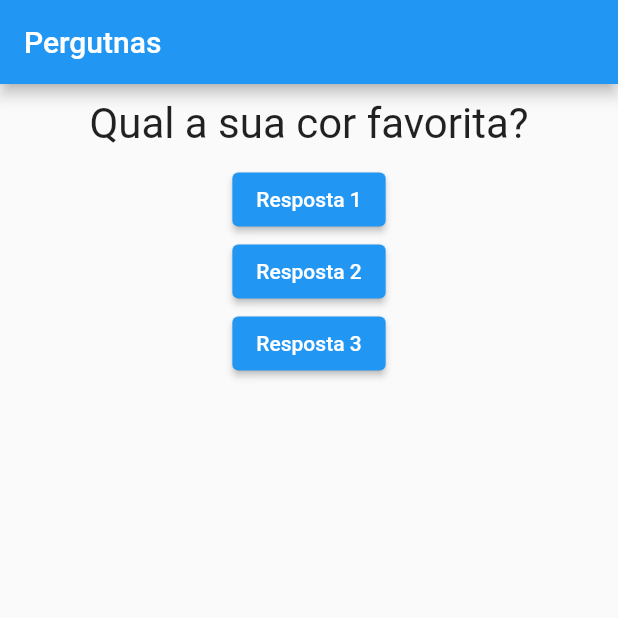
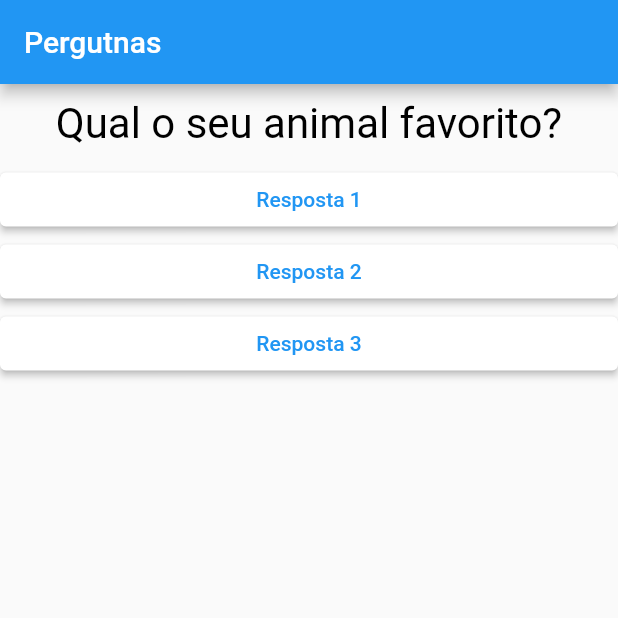
Before and after one commit to joaogoetze/projeto_flutter_respostas, a Flutter app: the screen it shows after launch, after a tap on "Resposta 1", on a phone screen of 412 x 824 dp, the top half of it. Run offline on Flutter 3.47's test engine with Material 2 defaults, Android fonts, the phone set to English and light mode, and no system bars.

Commit message:
Lista de perguntas
Nesse ponto, foi criada uma uma lista do formato MAP, com as respostas aliadas às perguntas.

```diff
--- a/lib/main.dart
+++ b/lib/main.dart
@@ -1,5 +1,6 @@
 import 'package:flutter/material.dart';
 import './questao.dart';
+import './resposta.dart';
 
 // Primeira coisa que é executada no app
 void main()
@@ -16,19 +17,41 @@ class _PerguntasAppState extends State<MyApp>
     // aciona essa função que muda a pergunta selecionada
     void _responder()
     {
-      _perguntaSelecionada++;
+      setState(() {
+        _perguntaSelecionada++;
+      });
+      print("Foi clicado em uma resposta");
+
       print(_perguntaSelecionada);
     }
 
     @override
     Widget build(BuildContext context) {
 
-      // Lista de perguntas
-      final List<String> perguntas =
+      // Lista de perguntas do tipo Map
+      // A String representa as perguntas, que são apenas texto
+      // o Object representa uma lista
+      final List<Map> perguntas =
       [
-        'Qual a sua cor favorita?',
-        'Qual o seu animal favorito?',
+        {
+          // chave e valor
+          'texto': 'Qual a sua cor favorita?',
+          //respostas
+          'respostas': ['Vermelho','Azul','Amarelo','Verde']
+        },
+        {
+          //chave e valor
+          'texto': 'Qual o seu animal favorito?',
+          'respostas': ['Leão', 'Capivara', 'Rato', 'Passarinho']
+        },
+        {
+          //chave e valor
+          'texto': 'Qual seu carro favorito?',
+          'respostas': ['Palio', 'Uno', 'Kadett', 'Fusca']
+        }
+
       ];
+
 
       // Padrão de estrutura do Flutter
       return MaterialApp(
@@ -39,19 +62,10 @@ class _PerguntasAppState extends State<MyApp>
           // Column server para que seja possível adicionar mais de um widget dentro de outro
           body: Column(
             children: <Widget>[
-              Questao(perguntas[_perguntaSelecionada]),
-              ElevatedButton(
-                child: Text('Resposta 1'),
-                onPressed: _responder,
-              ),
-              ElevatedButton(
-                child: Text('Resposta 2'),
-                onPressed: _responder,
-              ),
-              ElevatedButton(
-                child: Text('Resposta 3'),
-                onPressed: _responder,
-              ),
+              Questao(perguntas[_perguntaSelecionada]['texto']),
+              Resposta('Resposta 1', _responder), // Ao clicar em uma resposta, a funçao responder é passada como parâmetro
+              Resposta('Resposta 2', _responder),
+              Resposta('Resposta 3', _responder),
             ],
           ),
         ),
--- a/lib/questao.dart
+++ b/lib/questao.dart
@@ -1,4 +1,6 @@
 import 'package:flutter/material.dart';
+
+// Elemento "Questão", que é a pergunta no topo da tela
 
 class Questao extends StatelessWidget{
 
@@ -13,12 +15,10 @@ class Questao extends StatelessWidget{
       margin: EdgeInsets.all(10),
       child: Text(
       texto,
-      style: TextStyle(fontSize: 28),
+      style: TextStyle(fontSize: 28, color: Colors.black),
+
       textAlign: TextAlign.center,
       ),
       );
-
-
-
   }
 }
--- /dev/null
+++ b/lib/resposta.dart
@@ -0,0 +1,20 @@
+import 'package:flutter/material.dart';
+
+class Resposta extends StatelessWidget{
+  final String texto;
+  final void Function() quandoSelecionado;
+
+  Resposta(this.texto, this.quandoSelecionado);
+
+  @override
+  Widget build(BuildContext context){
+    return Container(
+      width: double.infinity,
+      child: ElevatedButton(
+        style: TextButton.styleFrom(foregroundColor: Colors.blue, backgroundColor: Colors.white),
+        child: Text(texto),
+       onPressed: quandoSelecionado,
+      ),
+    );
+  }
+}
```
